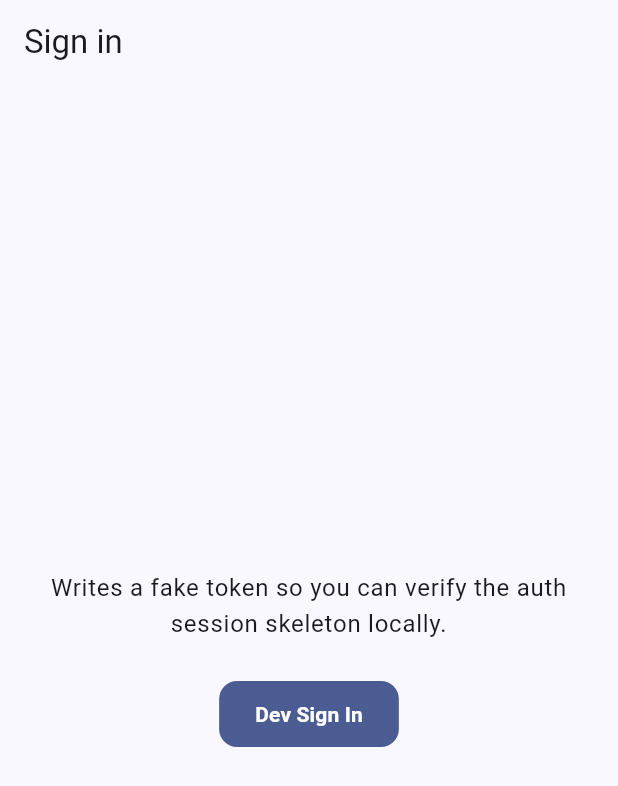
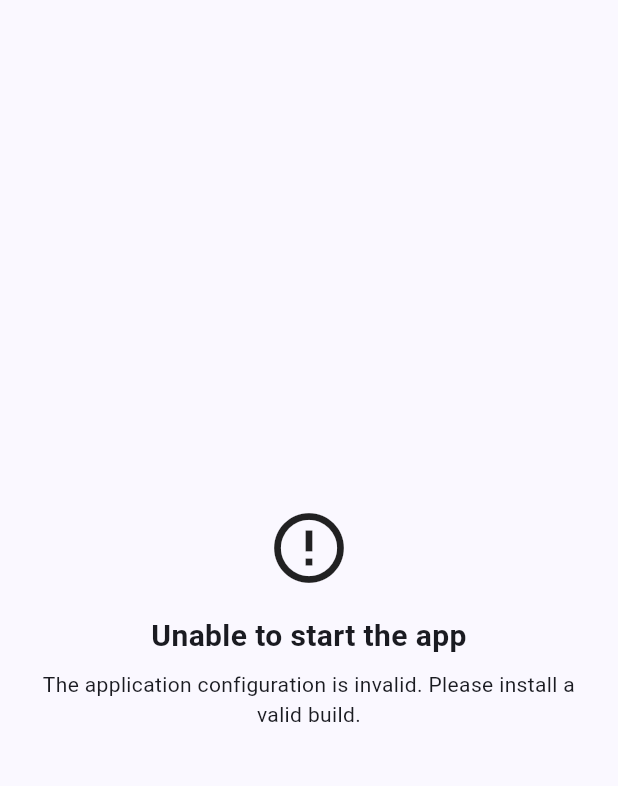
Before and after one commit to ZhangPeibin/flutter-template, a Flutter app: the screen it shows after launch, on a phone screen of 412 x 824 dp. Shown: the top 786 px of the screen. Run offline on Flutter 3.47's test engine with Material 3 defaults, Android fonts, the phone set to English and light mode, and no system bars; drawn by our look-alikes of toastification; our stand-ins replace device_info_plus, dio, flutter_riverpod, flutter_secure_storage, go_router, logger and 4 more; missing offline and left inert: slang; generated files the repository leaves out were written again.

Commit message:
feat(runtime): validate flavors and centralize error reporting

```diff
--- a/lib/core/config/app_config.dart
+++ b/lib/core/config/app_config.dart
@@ -5,9 +5,12 @@ enum AppEnvironment {
 
   static AppEnvironment parse(String value) {
     return switch (value) {
+      'dev' => AppEnvironment.dev,
       'staging' => AppEnvironment.staging,
       'prod' => AppEnvironment.prod,
-      _ => AppEnvironment.dev,
+      _ => throw FormatException(
+        'APP_ENV must be one of: dev, staging, prod. Received: "$value".',
+      ),
     };
   }
 }
@@ -30,7 +33,7 @@ class AppConfig {
           defaultValue: 'Flutter Template',
         ),
         environment: AppEnvironment.parse(
-          const String.fromEnvironment('APP_ENV', defaultValue: 'dev'),
+          const String.fromEnvironment('APP_ENV'),
         ),
         apiBaseUrl: const String.fromEnvironment(
           'API_BASE_URL',
--- /dev/null
+++ b/lib/core/startup/configuration_error_app.dart
@@ -0,0 +1,43 @@
+import 'package:flutter/material.dart';
+
+import '../../app/theme/app_theme.dart';
+
+class ConfigurationErrorApp extends StatelessWidget {
+  const ConfigurationErrorApp({super.key});
+
+  @override
+  Widget build(BuildContext context) {
+    return MaterialApp(
+      debugShowCheckedModeBanner: false,
+      theme: AppTheme.light(),
+      darkTheme: AppTheme.dark(),
+      home: const Scaffold(
+        body: SafeArea(
+          child: Center(
+            child: Padding(
+              padding: EdgeInsets.all(24),
+              child: Column(
+                mainAxisSize: MainAxisSize.min,
+                children: [
+                  Icon(Icons.error_outline, size: 56),
+                  SizedBox(height: 16),
+                  Text(
+                    'Unable to start the app',
+                    style: TextStyle(fontSize: 20, fontWeight: FontWeight.w600),
+                    textAlign: TextAlign.center,
+                  ),
+                  SizedBox(height: 8),
+                  Text(
+                    'The application configuration is invalid. '
+                    'Please install a valid build.',
+                    textAlign: TextAlign.center,
+                  ),
+                ],
+              ),
+            ),
+          ),
+        ),
+      ),
+    );
+  }
+}
```
Also changed, not shown: lib/core/config/app_flavor_guard.dart (added, +34 -0 lines), lib/core/errors/console_error_reporter.dart (added, +22 -0 lines), lib/core/errors/error_reporter.dart (added, +10 -0 lines), lib/core/logging/console_app_logger.dart (+15 -2 lines), lib/core/logging/sensitive_data_redactor.dart (added, +25 -0 lines), lib/core/network/dio_logging_interceptor.dart (+12 -4 lines), lib/core/providers/error_reporter_provider.dart (added, +9 -0 lines), lib/main.dart (+94 -6 lines).
